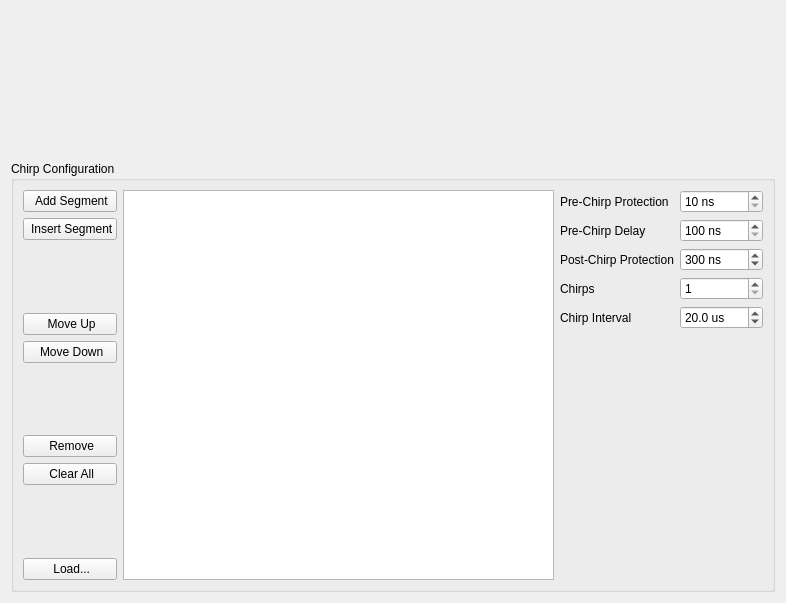
Above: chirpconfigwidget.ui from kncrabtree/blackchirp before the change. Below: the same form after it.
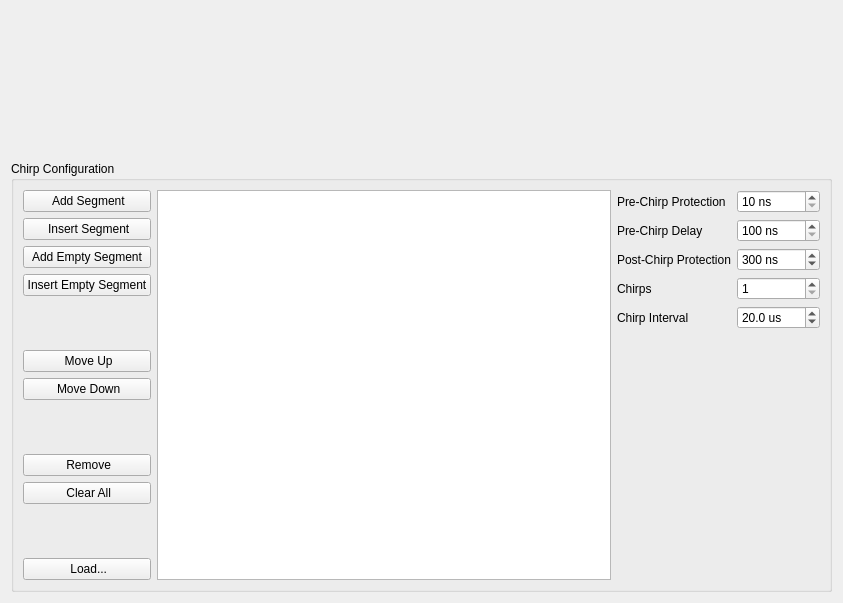
That is the form after the change. Icons and pictures are not drawn. Custom widgets are drawn as their Qt base class.

```diff
--- a/chirpconfigwidget.ui
+++ b/chirpconfigwidget.ui
@@ -6,7 +6,7 @@
    <rect>
     <x>0</x>
     <y>0</y>
-    <width>786</width>
+    <width>843</width>
     <height>603</height>
    </rect>
   </property>
@@ -59,6 +59,40 @@
           </property>
          </widget>
         </item>
+        <item>
+         <widget class="QPushButton" name="addEmptyButton">
+          <property name="text">
+           <string>Add Empty Segment</string>
+          </property>
+          <property name="icon">
+           <iconset resource="resources.qrc">
+            <normaloff>:/icons/add.png</normaloff>:/icons/add.png</iconset>
+          </property>
+          <property name="iconSize">
+           <size>
+            <width>20</width>
+            <height>20</height>
+           </size>
+          </property>
+         </widget>
+        </item>
+        <item>
+         <widget class="QPushButton" name="insertEmptyButton">
+          <property name="text">
+           <string>Insert Empty Segment</string>
+          </property>
+          <property name="icon">
+           <iconset resource="resources.qrc">
+            <normaloff>:/icons/go-last.png</normaloff>:/icons/go-last.png</iconset>
+          </property>
+          <property name="iconSize">
+           <size>
+            <width>20</width>
+            <height>20</height>
+           </size>
+          </property>
+         </widget>
+        </item>
         <item>
          <spacer name="verticalSpacer">
           <property name="orientation">
```
